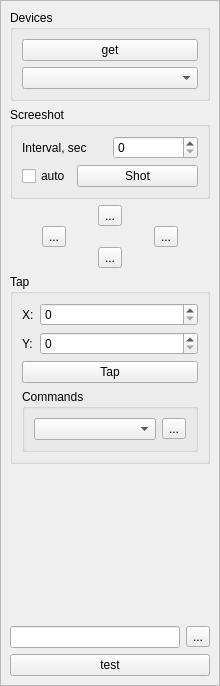
Above: Qt/mega_git_tests/Test_ADB/src/adb_widget/src/ui/adb_widget.ui from RinatB2017/mega_GIT before the change. Below: the same form after it.
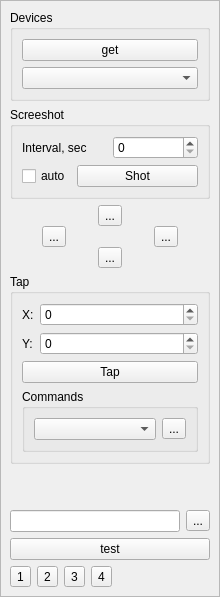
That is the form after the change. Icons and pictures are not drawn.

What changed in the file:
```diff
--- a/Qt/mega_git_tests/Test_ADB/src/adb_widget/src/ui/adb_widget.ui
+++ b/Qt/mega_git_tests/Test_ADB/src/adb_widget/src/ui/adb_widget.ui
@@ -2,14 +2,6 @@
 <ui version="4.0">
  <class>ADB_widget</class>
  <widget class="QWidget" name="ADB_widget">
-  <property name="geometry">
-   <rect>
-    <x>0</x>
-    <y>0</y>
-    <width>216</width>
-    <height>686</height>
-   </rect>
-  </property>
   <layout class="QVBoxLayout" name="verticalLayout">
    <property name="leftMargin">
     <number>0</number>
@@ -266,6 +258,51 @@
         </property>
        </widget>
       </item>
+      <item>
+       <layout class="QHBoxLayout" name="horizontalLayout">
+        <item>
+         <widget class="QToolButton" name="btn_1">
+          <property name="text">
+           <string>1</string>
+          </property>
+         </widget>
+        </item>
+        <item>
+         <widget class="QToolButton" name="btn_2">
+          <property name="text">
+           <string>2</string>
+          </property>
+         </widget>
+        </item>
+        <item>
+         <widget class="QToolButton" name="btn_3">
+          <property name="text">
+           <string>3</string>
+          </property>
+         </widget>
+        </item>
+        <item>
+         <widget class="QToolButton" name="btn_4">
+          <property name="text">
+           <string>4</string>
+          </property>
+         </widget>
+        </item>
+        <item>
+         <spacer name="horizontalSpacer">
+          <property name="orientation">
+           <enum>Qt::Horizontal</enum>
+          </property>
+          <property name="sizeHint" stdset="0">
+           <size>
+            <width>40</width>
+            <height>20</height>
+           </size>
+          </property>
+         </spacer>
+        </item>
+       </layout>
+      </item>
      </layout>
     </widget>
    </item>
```
